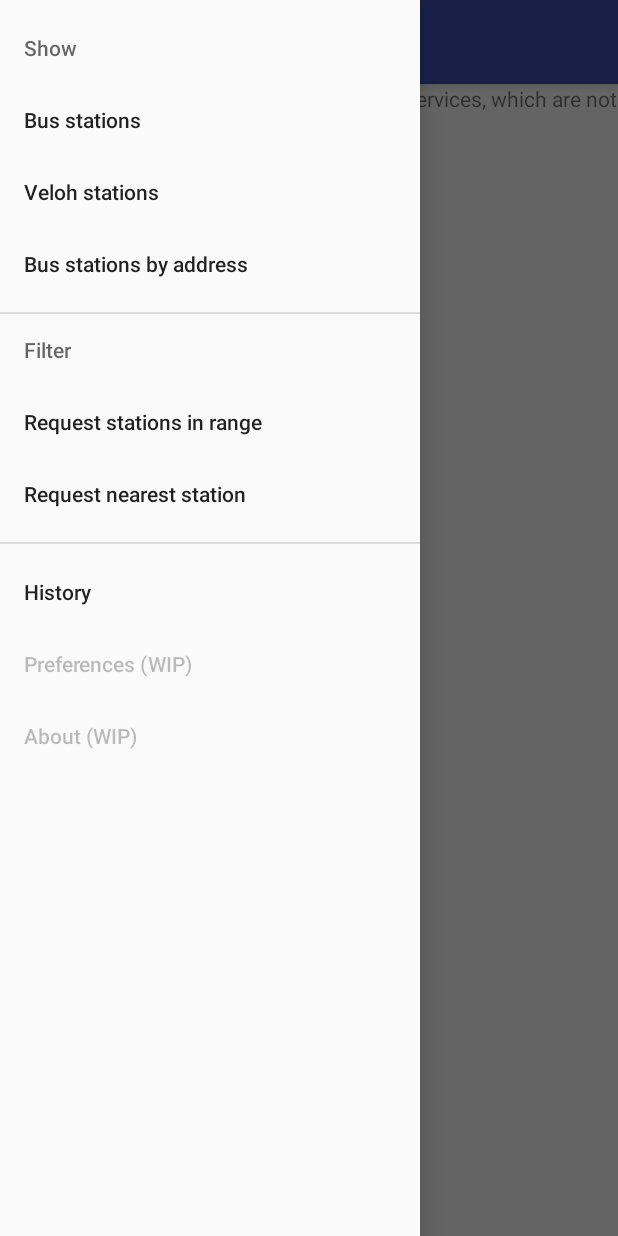
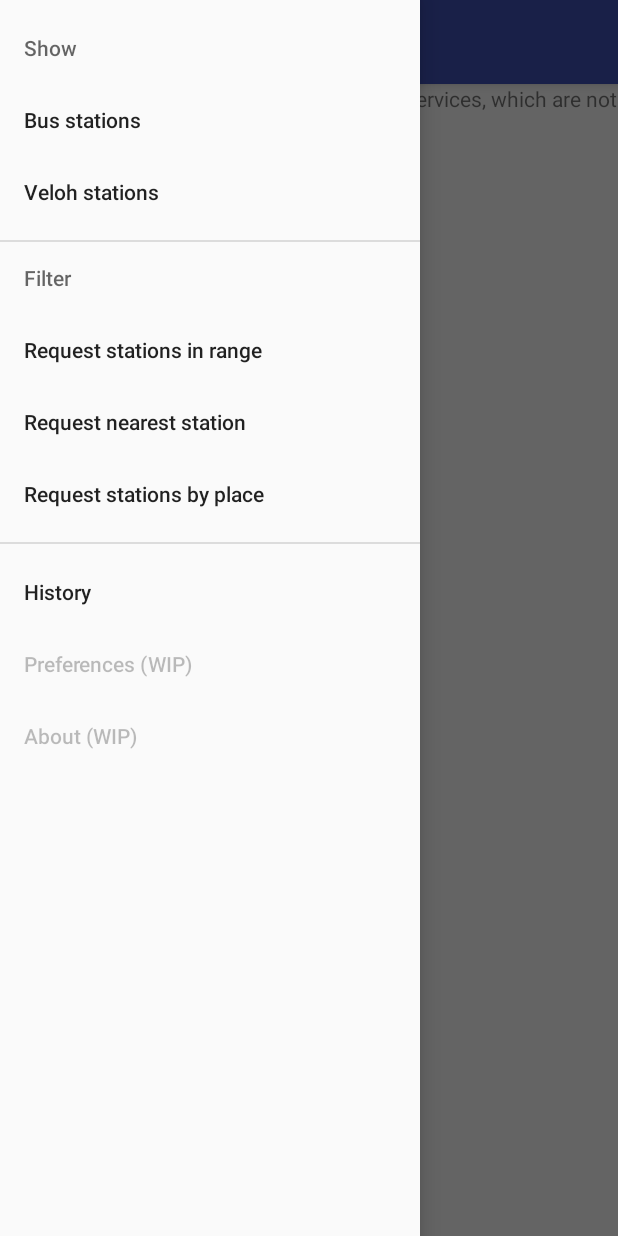
Before and after one commit to IceYoshi/VelohProject, an Android app: the screen it shows after launch (MapActivity), with the side drawer open, on a phone screen of 412 x 824 dp. Run offline under Robolectric (Android 15) with nearby library versions, the phone set to English and light mode, and no system bars; libraries missing offline, so code that uses them is left out: com.google.maps.android.

Commit message:
+ Now the filter for stations given a place also works for Veloh Stations + outsources some strings from code to strings.xml file

```diff
--- a/app/src/main/java/lu/mike/uni/velohproject/DialogManager.java
+++ b/app/src/main/java/lu/mike/uni/velohproject/DialogManager.java
@@ -28,6 +28,7 @@ import java.util.ArrayList;
 import java.util.Map;
 
 import lu.mike.uni.velohproject.stations.AbstractStation;
+import lu.mike.uni.velohproject.stations.Bus;
 import lu.mike.uni.velohproject.stations.BusStation;
 import lu.mike.uni.velohproject.stations.VelohStation;
 
@@ -111,24 +112,21 @@ public class DialogManager {
 
         final LinearLayout layout = new LinearLayout(context);
         layout.setOrientation(LinearLayout.VERTICAL);
-
-        //String finalMessage = "";
+        layout.setPadding(75,30,75,0);
         Boolean first = true;
         for (String msg : messages) {
-            //finalMessage += msg+"\n";
             TextView et = new TextView(context);
-            et.setText("\t\t"+msg);
+            et.setText(msg);
             et.setTextSize(16);
 
             if(first){
                 first = false;
-                et.setTextColor(Color.parseColor("#CD5C5C"));
+                et.setTextColor(Color.parseColor(context.getResources().getString(R.string.DIALOG_BUSSTATION_NAME_COLOR_HEX)));
+                et.setTextSize(18);
+                et.setGravity(Gravity.CENTER_HORIZONTAL);
             }
             layout.addView(et);
         }
-
-        //builder.setMessage(finalMessage);
-
         // Set up the buttons
         builder.setPositiveButton("Close", new DialogInterface.OnClickListener() {
             @Override
@@ -152,7 +150,7 @@ public class DialogManager {
             l.add("Available bikes: \t"+v.getAvailable_bikes());
             l.add("Available stands: \t"+v.getAvailable_bikes_stands());
             l.add("Total stands: \t"+v.getTotal_bikes_stand());
-            this.showMessageDialog("Veloh Station Information", l,context);
+            this.showMessageDialog(context.getResources().getString(R.string.DIALOG_TITLE_VELOHSTATION_INFO), l,context);
         }
         else if(station instanceof BusStation)
             new DataRetriever(context, RequestFactory.requestBusStationInfo(station.getId())); // then, showFetchedBusStationInfo
@@ -163,17 +161,25 @@ public class DialogManager {
 
     public void showFetchedBusStationInfo(BusStation station, String jsonString) {
         ArrayList<String> l = new ArrayList<>();
-        l.add("Name: \t"+station.getName());
+        ArrayList<Bus> l_bus = new ArrayList<>();
+
 
         try{
             JSONObject json = new JSONObject(jsonString);
             JSONArray jarr = json.getJSONArray("Departure");
 
             for(int i = 0; i<jarr.length(); i++){
-                l.add(jarr.getJSONObject(i).getJSONObject("Product").getString("name") + " ("+jarr.getJSONObject(i).getString("rtTime").substring(0,jarr.getJSONObject(i).getString("rtTime").length()-3) +")" + " --> " + jarr.getJSONObject(i).getString("direction") );
+                l_bus.add(new Bus(jarr.getJSONObject(i).getJSONObject("Product").getString("name"),jarr.getJSONObject(i).getString("rtTime").substring(0,jarr.getJSONObject(i).getString("rtTime").length()-3),jarr.getJSONObject(i).getString("direction")));
             }
-        }catch(Exception ex){}
-        this.showMessageDialog("Bus Station Information", l,context);
+        }catch(Exception ex){
+        }
+
+        l.add(station.getName());
+        if(l_bus.isEmpty()) l.add(context.getResources().getString(R.string.DIALOG_NO_BUSSES));
+        else for(Bus b : l_bus)
+            l.add(b.getName() + " ("+b.getRtTime()+") --> " + b.getDirection());
+
+        this.showMessageDialog(context.getResources().getString(R.string.DIALOG_TITLE_BUSSTATION_INFO), l,context);
     }
 
 }
--- a/app/src/main/java/lu/mike/uni/velohproject/stations/Bus.java
+++ b/app/src/main/java/lu/mike/uni/velohproject/stations/Bus.java
@@ -9,7 +9,7 @@ public class Bus {
     private String direction;
     private String rtTime;
 
-    public Bus(String name, String direction, String rtTime){
+    public Bus(String name,  String rtTime, String direction){
         setName(name);
         setDirection(direction);
         setRtTime(rtTime);
--- a/app/src/main/res/menu/activity_map_drawer.xml
+++ b/app/src/main/res/menu/activity_map_drawer.xml
@@ -9,9 +9,6 @@
             <item
                 android:id="@+id/nav_request_all_veloh_stations"
                 android:title="Veloh stations" />
-            <item
-                android:id="@+id/nav_request_address"
-                android:title="Bus stations by address" />
         </menu>
     </item>
 
@@ -24,6 +21,10 @@
             <item
                 android:id="@+id/request_nearest_station"
                 android:title="Request nearest station" />
+
+            <item
+                android:id="@+id/nav_request_stations_by_place"
+                android:title="Request stations by place" />
         </menu>
     </item>
 
--- a/app/src/main/res/values/strings.xml
+++ b/app/src/main/res/values/strings.xml
@@ -22,4 +22,16 @@
     <string name="HISTORY_LOCATION_CITY_KEY">location_city</string>
     <string name="HISTORY_RANGE_METER_VALUE_KEY">range</string>
     <string name="HISTORY_NEAREST_BUS_STATION_KEY">neareststation</string>
+
+
+    <!-- *********************** DIALOGS *********************** -->
+    <string name="DIALOG_TITLE_BUSSTATION_INFO">Bus Station Information</string>
+    <string name="DIALOG_BUSSTATION_NAME_COLOR_HEX">#CD5C5C"</string>
+    <string name="DIALOG_TITLE_VELOHSTATION_INFO">Veloh Station Information</string>
+    <string name="DIALOG_NO_BUSSES">No Busses at the moment...</string>
+    <string name="DIALOG_NO_BUSSSTATIONS_FOUND_FOR_LOCATION">No busstations found for your location...</string>
+    <string name="DIALOG_ASK_USER_FOR_RANGE">Give a range in meter: </string>
+    <string name="DIALOG_UNKNOWN_USER_LOCATION">Unknown user location...</string>
+
+
 </resources>
```
Also changed, not shown: app/src/main/java/lu/mike/uni/velohproject/MapActivity.java (+25 -20 lines).
